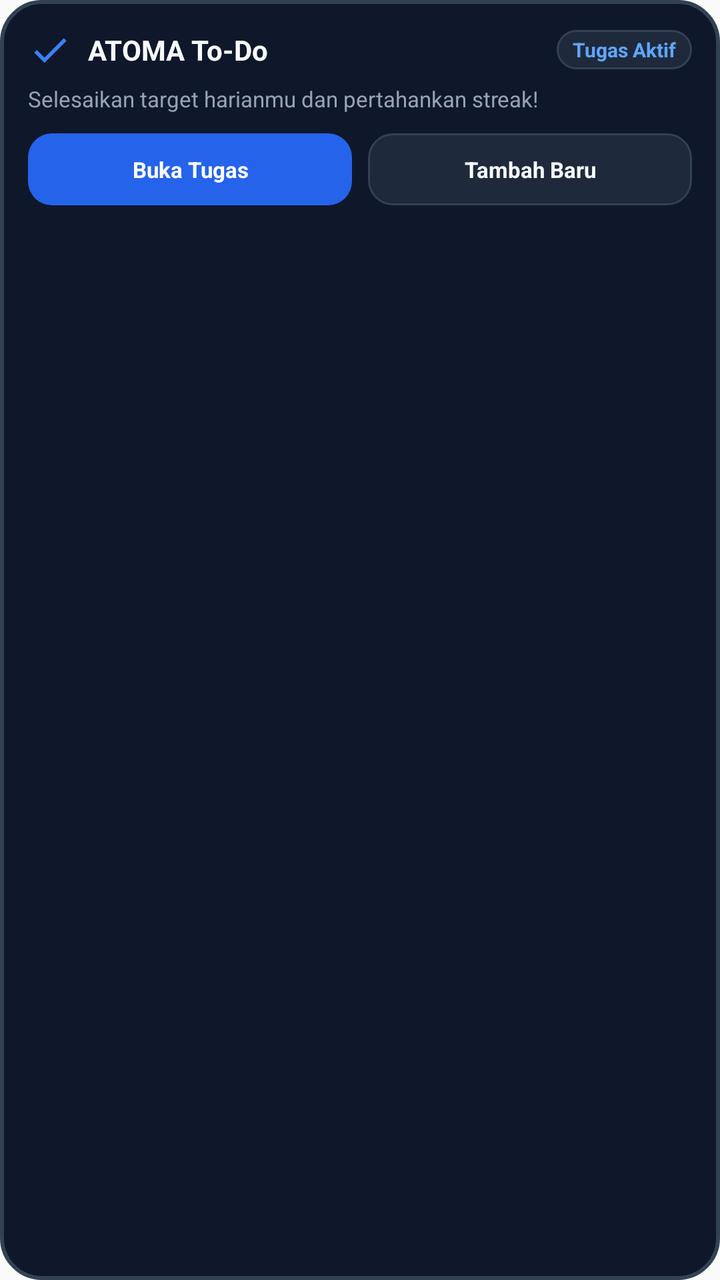
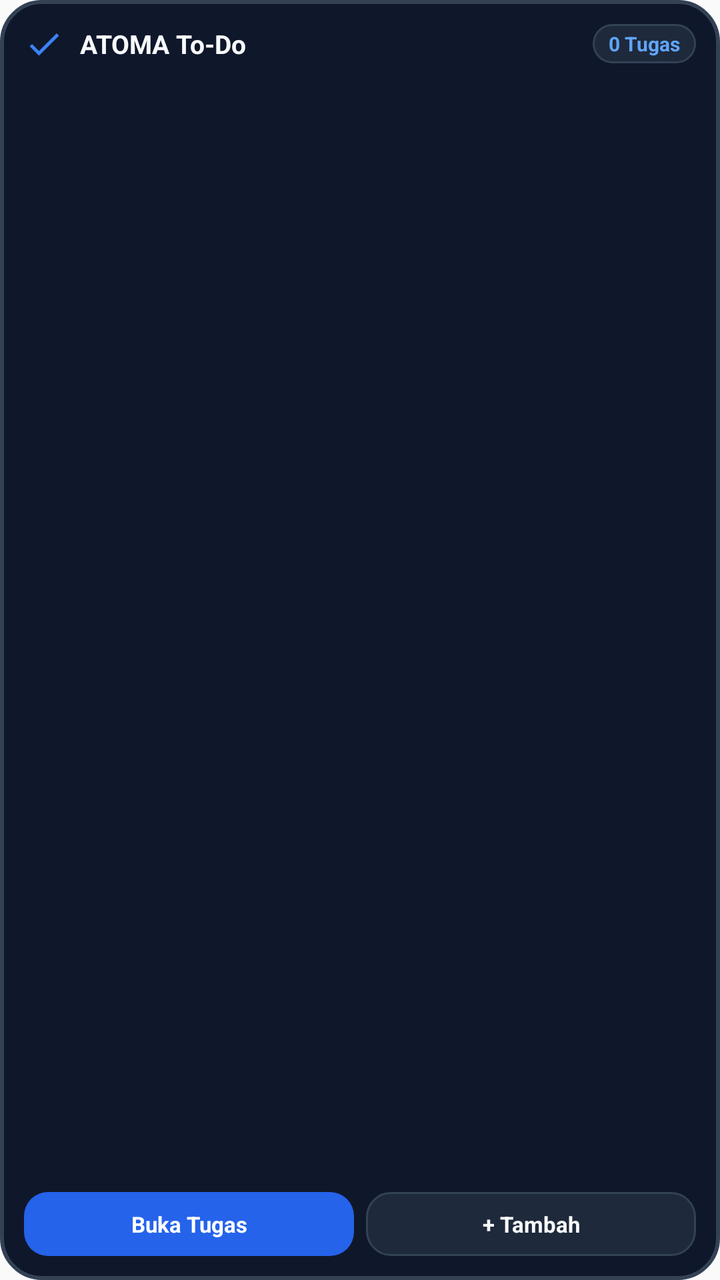

Two renders of the same Android screen: before a commit and after it. Below are the layout's source before the change and the commit's diff.
<!-- AndroidManifest.xml: application theme AppTheme -->
<!-- res/layout/widget_todo.xml -->
<?xml version="1.0" encoding="utf-8"?>
<LinearLayout xmlns:android="http://schemas.android.com/apk/res/android"
    android:id="@+id/widget_todo_root"
    android:layout_width="match_parent"
    android:layout_height="match_parent"
    android:background="@drawable/widget_bg_card"
    android:orientation="vertical"
    android:padding="14dp">

    
    <LinearLayout
        android:layout_width="match_parent"
        android:layout_height="wrap_content"
        android:gravity="center_vertical"
        android:orientation="horizontal">

        <ImageView
            android:layout_width="22dp"
            android:layout_height="22dp"
            android:contentDescription="@string/app_name"
            android:src="@drawable/ic_widget_check" />

        <TextView
            android:layout_width="0dp"
            android:layout_height="wrap_content"
            android:layout_marginStart="8dp"
            android:layout_weight="1"
            android:text="ATOMA To-Do"
            android:textColor="@color/widget_text_primary"
            android:textSize="14sp"
            android:textStyle="bold" />

        <TextView
            android:layout_width="wrap_content"
            android:layout_height="wrap_content"
            android:background="@drawable/widget_btn_surface"
            android:paddingStart="8dp"
            android:paddingTop="3dp"
            android:paddingEnd="8dp"
            android:paddingBottom="3dp"
            android:text="@string/widget_todo_status"
            android:textColor="#60A5FA"
            android:textSize="10sp"
            android:textStyle="bold" />
    </LinearLayout>

    
    <TextView
        android:layout_width="match_parent"
        android:layout_height="wrap_content"
        android:layout_marginTop="6dp"
        android:ellipsize="end"
        android:maxLines="1"
        android:text="@string/widget_todo_sub"
        android:textColor="@color/widget_text_secondary"
        android:textSize="11sp" />

    
    <LinearLayout
        android:layout_width="match_parent"
        android:layout_height="wrap_content"
        android:layout_marginTop="10dp"
        android:gravity="center_vertical"
        android:orientation="horizontal">

        
        <TextView
            android:id="@+id/btn_open_tasks"
            android:layout_width="0dp"
            android:layout_height="36dp"
            android:layout_weight="1"
            android:layout_marginEnd="8dp"
            android:background="@drawable/widget_btn_blue"
            android:gravity="center"
            android:text="@string/widget_btn_tasks"
            android:textColor="#FFFFFF"
            android:textSize="11sp"
            android:textStyle="bold" />

        
        <TextView
            android:id="@+id/btn_add_task"
            android:layout_width="0dp"
            android:layout_height="36dp"
            android:layout_weight="1"
            android:background="@drawable/widget_btn_surface"
            android:gravity="center"
            android:text="@string/widget_btn_add_task"
            android:textColor="@color/widget_text_primary"
            android:textSize="11sp"
            android:textStyle="bold" />
    </LinearLayout>
</LinearLayout>
<!-- resources referenced by this layout -->
<resources>
  <color name="widget_text_primary">#F8FAFC</color>
  <color name="widget_text_secondary">#94A3B8</color>
  <!-- drawable ic_widget_check (drawable) -->
  <vector xmlns:android="http://schemas.android.com/apk/res/android"
      android:width="24dp"
      android:height="24dp"
      android:viewportWidth="24"
      android:viewportHeight="24">
      <path
          android:fillColor="#3B82F6"
          android:pathData="M9,16.17L4.83,12l-1.42,1.41L9,19 21,7l-1.41,-1.41z"/>
  </vector>
  <!-- drawable widget_bg_card (drawable) -->
  <?xml version="1.0" encoding="utf-8"?>
  <shape xmlns:android="http://schemas.android.com/apk/res/android"
      android:shape="rectangle">
      <solid android:color="@color/widget_dark_bg" />
      <stroke
          android:width="2dp"
          android:color="@color/widget_card_border" />
      <corners android:radius="20dp" />
  </shape>
  <!-- drawable widget_btn_blue (drawable) -->
  <?xml version="1.0" encoding="utf-8"?>
  <shape xmlns:android="http://schemas.android.com/apk/res/android"
      android:shape="rectangle">
      <solid android:color="@color/widget_blue" />
      <corners android:radius="12dp" />
  </shape>
  <!-- drawable widget_btn_surface (drawable) -->
  <?xml version="1.0" encoding="utf-8"?>
  <shape xmlns:android="http://schemas.android.com/apk/res/android"
      android:shape="rectangle">
      <solid android:color="@color/widget_card_surface" />
      <stroke
          android:width="1dp"
          android:color="@color/widget_card_border" />
      <corners android:radius="12dp" />
  </shape>
  <string name="app_name">ATOMA</string>
  <string name="widget_btn_add_task">Tambah Baru</string>
  <string name="widget_btn_tasks">Buka Tugas</string>
  <string name="widget_todo_status">Tugas Aktif</string>
  <string name="widget_todo_sub">Selesaikan target harianmu dan pertahankan streak!</string>
  <style name="AppTheme" parent="Theme.AppCompat.Light.DarkActionBar">
          
          <item name="colorPrimary">@color/colorPrimary</item>
          <item name="colorPrimaryDark">@color/colorPrimaryDark</item>
          <item name="colorAccent">@color/colorAccent</item>
      </style>
  <color name="widget_dark_bg">#0F172A</color>
  <color name="widget_card_border">#334155</color>
  <color name="widget_blue">#2563EB</color>
  <color name="widget_card_surface">#1E293B</color>
  <color name="colorPrimary">#4F46E5</color>
  <color name="colorPrimaryDark">#3730A3</color>
  <color name="colorAccent">#06B6D4</color>
</resources>

<!-- the commit's change to res/layout/widget_todo.xml (unified diff, before → after) -->
@@ -5,7 +5,7 @@
     android:layout_height="match_parent"
     android:background="@drawable/widget_bg_card"
     android:orientation="vertical"
-    android:padding="14dp">
+    android:padding="12dp">
 
     
     <LinearLayout
@@ -15,8 +15,8 @@
         android:orientation="horizontal">
 
         <ImageView
-            android:layout_width="22dp"
-            android:layout_height="22dp"
+            android:layout_width="20dp"
+            android:layout_height="20dp"
             android:contentDescription="@string/app_name"
             android:src="@drawable/ic_widget_check" />
 
@@ -27,10 +27,11 @@
             android:layout_weight="1"
             android:text="ATOMA To-Do"
             android:textColor="@color/widget_text_primary"
-            android:textSize="14sp"
-            android:textStyle="bold" />
-
-        <TextView
+            android:textSize="13sp"
+            android:textStyle="bold" />
+
+        <TextView
+            android:id="@+id/widget_todo_counter"
             android:layout_width="wrap_content"
             android:layout_height="wrap_content"
             android:background="@drawable/widget_btn_surface"
@@ -38,7 +39,7 @@
             android:paddingTop="3dp"
             android:paddingEnd="8dp"
             android:paddingBottom="3dp"
-            android:text="@string/widget_todo_status"
+            android:text="0 Tugas"
             android:textColor="#60A5FA"
             android:textSize="10sp"
             android:textStyle="bold" />
@@ -46,20 +47,150 @@
 
     
     <TextView
+        android:id="@+id/widget_todo_empty"
+        android:layout_width="match_parent"
+        android:layout_height="0dp"
+        android:layout_weight="1"
+        android:gravity="center"
+        android:text="Semua tugas hari ini selesai. Mantap!"
+        android:textColor="@color/widget_text_secondary"
+        android:textSize="11sp"
+        android:visibility="gone" />
+
+    
+    <LinearLayout
+        android:id="@+id/widget_todo_list_container"
+        android:layout_width="match_parent"
+        android:layout_height="0dp"
+        android:layout_weight="1"
+        android:layout_marginTop="6dp"
+        android:orientation="vertical">
+
+        
+        <LinearLayout
+            android:id="@+id/todo_item_1_layout"
+            android:layout_width="match_parent"
+            android:layout_height="wrap_content"
+            android:layout_marginBottom="4dp"
+            android:gravity="center_vertical"
+            android:orientation="horizontal"
+            android:visibility="gone">
+
+            <TextView
+                android:layout_width="wrap_content"
+                android:layout_height="wrap_content"
+                android:text="•"
+                android:textColor="#60A5FA"
+                android:textSize="12sp"
+                android:textStyle="bold" />
+
+            <TextView
+                android:id="@+id/todo_item_1_title"
+                android:layout_width="0dp"
+                android:layout_height="wrap_content"
+                android:layout_marginStart="6dp"
+                android:layout_weight="1"
+                android:ellipsize="end"
+                android:maxLines="1"
+                android:text="Tugas 1"
+                android:textColor="@color/widget_text_primary"
+                android:textSize="11sp" />
+
+            <TextView
+                android:id="@+id/todo_item_1_time"
+                android:layout_width="wrap_content"
+                android:layout_height="wrap_content"
+                android:layout_marginStart="4dp"
+                android:text=""
+                android:textColor="@color/widget_text_secondary"
+                android:textSize="9sp" />
+        </LinearLayout>
+
+        
+        <LinearLayout
+            android:id="@+id/todo_item_2_layout"
+            android:layout_width="match_parent"
+            android:layout_height="wrap_content"
+            android:layout_marginBottom="4dp"
+            android:gravity="center_vertical"
+            android:orientation="horizontal"
+            android:visibility="gone">
+
+            <TextView
+                android:layout_width="wrap_content"
+                android:layout_height="wrap_content"
+                android:text="•"
+                android:textColor="#38BDF8"
+                android:textSize="12sp"
+                android:textStyle="bold" />
+
+            <TextView
+                android:id="@+id/todo_item_2_title"
+                android:layout_width="0dp"
+                android:layout_height="wrap_content"
+                android:layout_marginStart="6dp"
+                android:layout_weight="1"
+                android:ellipsize="end"
+                android:maxLines="1"
+                android:text="Tugas 2"
+                android:textColor="@color/widget_text_primary"
+                android:textSize="11sp" />
+
+            <TextView
+                android:id="@+id/todo_item_2_time"
+                android:layout_width="wrap_content"
+                android:layout_height="wrap_content"
+                android:layout_marginStart="4dp"
+                android:text=""
+                android:textColor="@color/widget_text_secondary"
+                android:textSize="9sp" />
+        </LinearLayout>
+
+        
+        <LinearLayout
+            android:id="@+id/todo_item_3_layout"
+            android:layout_width="match_parent"
+            android:layout_height="wrap_content"
+            android:gravity="center_vertical"
+            android:orientation="horizontal"
+            android:visibility="gone">
+
+            <TextView
+                android:layout_width="wrap_content"
+                android:layout_height="wrap_content"
+                android:text="•"
+                android:textColor="#A855F7"
+                android:textSize="12sp"
+                android:textStyle="bold" />
+
+            <TextView
+                android:id="@+id/todo_item_3_title"
+                android:layout_width="0dp"
+                android:layout_height="wrap_content"
+                android:layout_marginStart="6dp"
+                android:layout_weight="1"
+                android:ellipsize="end"
+                android:maxLines="1"
+                android:text="Tugas 3"
+                android:textColor="@color/widget_text_primary"
+                android:textSize="11sp" />
+
+            <TextView
+                android:id="@+id/todo_item_3_time"
+                android:layout_width="wrap_content"
+                android:layout_height="wrap_content"
+                android:layout_marginStart="4dp"
+                android:text=""
+                android:textColor="@color/widget_text_secondary"
+                android:textSize="9sp" />
+        </LinearLayout>
+    </LinearLayout>
+
+    
+    <LinearLayout
         android:layout_width="match_parent"
         android:layout_height="wrap_content"
         android:layout_marginTop="6dp"
-        android:ellipsize="end"
-        android:maxLines="1"
-        android:text="@string/widget_todo_sub"
-        android:textColor="@color/widget_text_secondary"
-        android:textSize="11sp" />
-
-    
-    <LinearLayout
-        android:layout_width="match_parent"
-        android:layout_height="wrap_content"
-        android:layout_marginTop="10dp"
         android:gravity="center_vertical"
         android:orientation="horizontal">
 
@@ -67,12 +198,12 @@
         <TextView
             android:id="@+id/btn_open_tasks"
             android:layout_width="0dp"
-            android:layout_height="36dp"
+            android:layout_height="32dp"
             android:layout_weight="1"
-            android:layout_marginEnd="8dp"
+            android:layout_marginEnd="6dp"
             android:background="@drawable/widget_btn_blue"
             android:gravity="center"
-            android:text="@string/widget_btn_tasks"
+            android:text="Buka Tugas"
             android:textColor="#FFFFFF"
             android:textSize="11sp"
             android:textStyle="bold" />
@@ -81,11 +212,11 @@
         <TextView
             android:id="@+id/btn_add_task"
             android:layout_width="0dp"
-            android:layout_height="36dp"
+            android:layout_height="32dp"
             android:layout_weight="1"
             android:background="@drawable/widget_btn_surface"
             android:gravity="center"
-            android:text="@string/widget_btn_add_task"
+            android:text="+ Tambah"
             android:textColor="@color/widget_text_primary"
             android:textSize="11sp"
             android:textStyle="bold" />
<!-- resource entries referenced after the edit -->
@@ -40,10 +40,6 @@
       <corners android:radius="12dp" />
   </shape>
   <string name="app_name">ATOMA</string>
-  <string name="widget_btn_add_task">Tambah Baru</string>
-  <string name="widget_btn_tasks">Buka Tugas</string>
-  <string name="widget_todo_status">Tugas Aktif</string>
-  <string name="widget_todo_sub">Selesaikan target harianmu dan pertahankan streak!</string>
   <style name="AppTheme" parent="Theme.AppCompat.Light.DarkActionBar">
           
           <item name="colorPrimary">@color/colorPrimary</item>
